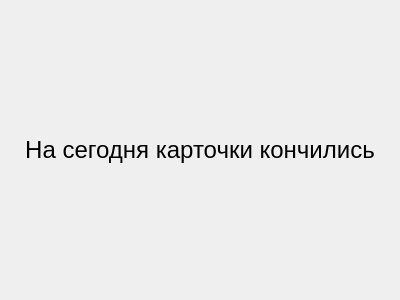
Qt form ui/none_on_main_page.ui (DenisPald/spaced-repetition) before a commit.
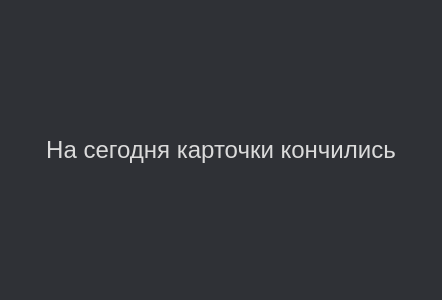
The same form after that commit.

```diff
--- a/ui/none_on_main_page.ui
+++ b/ui/none_on_main_page.ui
@@ -6,7 +6,7 @@
    <rect>
     <x>0</x>
     <y>0</y>
-    <width>400</width>
+    <width>442</width>
     <height>300</height>
    </rect>
   </property>
@@ -45,6 +45,9 @@
          <pointsize>18</pointsize>
         </font>
        </property>
+       <property name="styleSheet">
+        <string notr="true">background: #2f3136; color:#DBDBDB;</string>
+       </property>
        <property name="text">
         <string>На сегодня карточки кончились</string>
        </property>
```
